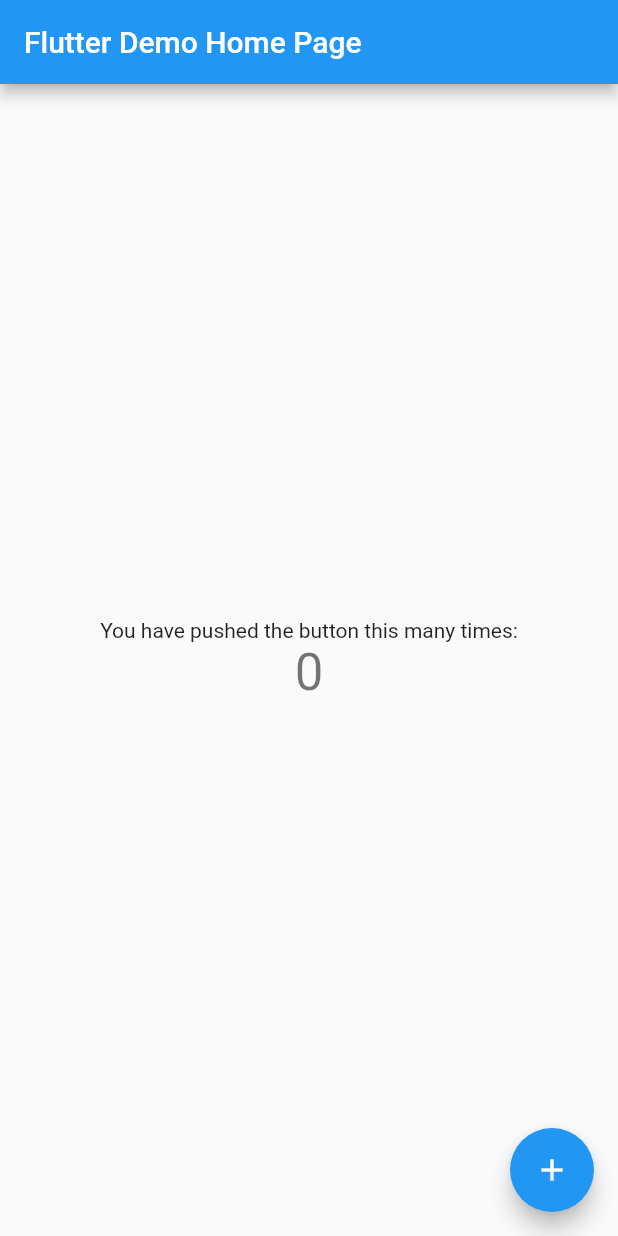
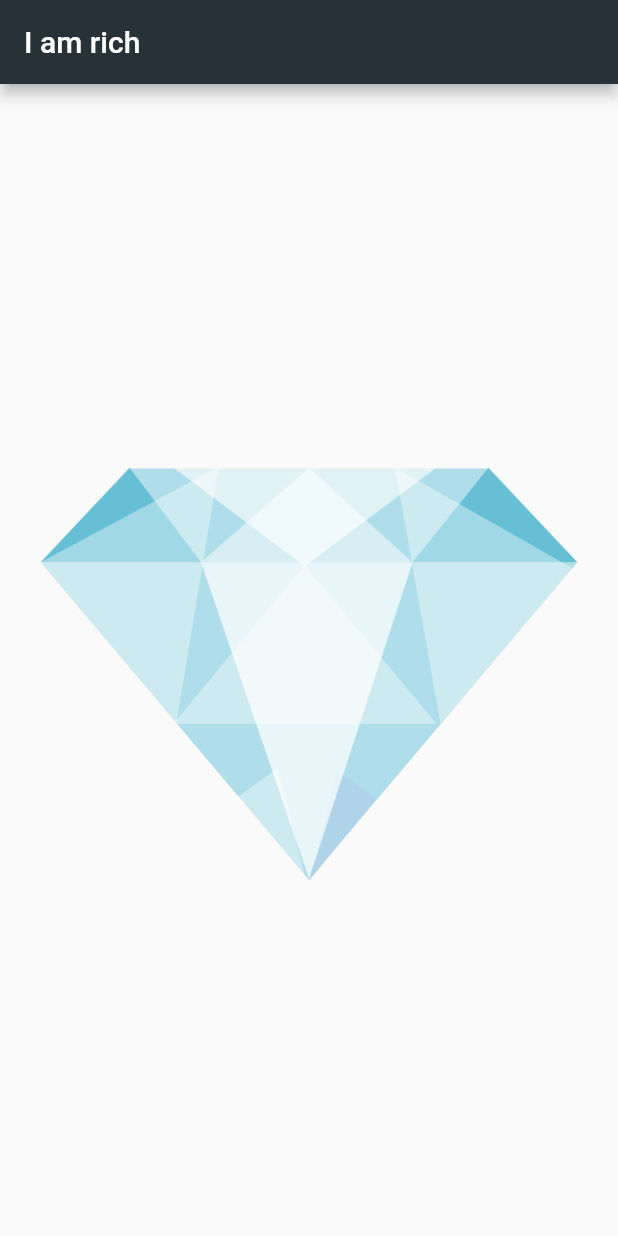
Before and after one commit to Krystalvv/i_am_poor, a Flutter app: the screen it shows after launch, on a phone screen of 412 x 824 dp. Run offline on Flutter 3.47's test engine with Material 2 defaults, Android fonts, the phone set to English and light mode, and no system bars.

Commit message:
Layout 설정 및 이미지 삽입

```diff
--- a/lib/main.dart
+++ b/lib/main.dart
@@ -1,115 +1,20 @@
 import 'package:flutter/material.dart';
 
 void main() {
-  runApp(const MyApp());
-}
-
-class MyApp extends StatelessWidget {
-  const MyApp({Key? key}) : super(key: key);
-
-  // This widget is the root of your application.
-  @override
-  Widget build(BuildContext context) {
-    return MaterialApp(
-      title: 'Flutter Demo',
-      theme: ThemeData(
-        // This is the theme of your application.
-        //
-        // Try running your application with "flutter run". You'll see the
-        // application has a blue toolbar. Then, without quitting the app, try
-        // changing the primarySwatch below to Colors.green and then invoke
-        // "hot reload" (press "r" in the console where you ran "flutter run",
-        // or simply save your changes to "hot reload" in a Flutter IDE).
-        // Notice that the counter didn't reset back to zero; the application
-        // is not restarted.
-        primarySwatch: Colors.blue,
-      ),
-      home: const MyHomePage(title: 'Flutter Demo Home Page'),
-    );
-  }
-}
-
-class MyHomePage extends StatefulWidget {
-  const MyHomePage({Key? key, required this.title}) : super(key: key);
-
-  // This widget is the home page of your application. It is stateful, meaning
-  // that it has a State object (defined below) that contains fields that affect
-  // how it looks.
-
-  // This class is the configuration for the state. It holds the values (in this
-  // case the title) provided by the parent (in this case the App widget) and
-  // used by the build method of the State. Fields in a Widget subclass are
-  // always marked "final".
-
-  final String title;
-
-  @override
-  State<MyHomePage> createState() => _MyHomePageState();
-}
-
-class _MyHomePageState extends State<MyHomePage> {
-  int _counter = 0;
-
-  void _incrementCounter() {
-    setState(() {
-      // This call to setState tells the Flutter framework that something has
-      // changed in this State, which causes it to rerun the build method below
-      // so that the display can reflect the updated values. If we changed
-      // _counter without calling setState(), then the build method would not be
-      // called again, and so nothing would appear to happen.
-      _counter++;
-    });
-  }
-
-  @override
-  Widget build(BuildContext context) {
-    // This method is rerun every time setState is called, for instance as done
-    // by the _incrementCounter method above.
-    //
-    // The Flutter framework has been optimized to make rerunning build methods
-    // fast, so that you can just rebuild anything that needs updating rather
-    // than having to individually change instances of widgets.
-    return Scaffold(
-      appBar: AppBar(
-        // Here we take the value from the MyHomePage object that was created by
-        // the App.build method, and use it to set our appbar title.
-        title: Text(widget.title),
-      ),
-      body: Center(
-        // Center is a layout widget. It takes a single child and positions it
-        // in the middle of the parent.
-        child: Column(
-          // Column is also a layout widget. It takes a list of children and
-          // arranges them vertically. By default, it sizes itself to fit its
-          // children horizontally, and tries to be as tall as its parent.
-          //
-          // Invoke "debug painting" (press "p" in the console, choose the
-          // "Toggle Debug Paint" action from the Flutter Inspector in Android
-          // Studio, or the "Toggle Debug Paint" command in Visual Studio Code)
-          // to see the wireframe for each widget.
-          //
-          // Column has various properties to control how it sizes itself and
-          // how it positions its children. Here we use mainAxisAlignment to
-          // center the children vertically; the main axis here is the vertical
-          // axis because Columns are vertical (the cross axis would be
-          // horizontal).
-          mainAxisAlignment: MainAxisAlignment.center,
-          children: <Widget>[
-            const Text(
-              'You have pushed the button this many times:',
-            ),
-            Text(
-              '$_counter',
-              style: Theme.of(context).textTheme.headline4,
-            ),
-          ],
+  runApp(
+    MaterialApp(
+      home: Scaffold
+        (
+        appBar: AppBar(
+          title: Text('I am rich'),
+          backgroundColor: Colors.blueGrey[900],
+        ),
+        body: Center(
+          child: Image(
+            image: AssetImage('images/diamond.png'),
+          ),
         ),
       ),
-      floatingActionButton: FloatingActionButton(
-        onPressed: _incrementCounter,
-        tooltip: 'Increment',
-        child: const Icon(Icons.add),
-      ), // This trailing comma makes auto-formatting nicer for build methods.
-    );
-  }
+    ),
+  );
 }
```
Also changed, not shown: pubspec.yaml (+2 -67 lines).
